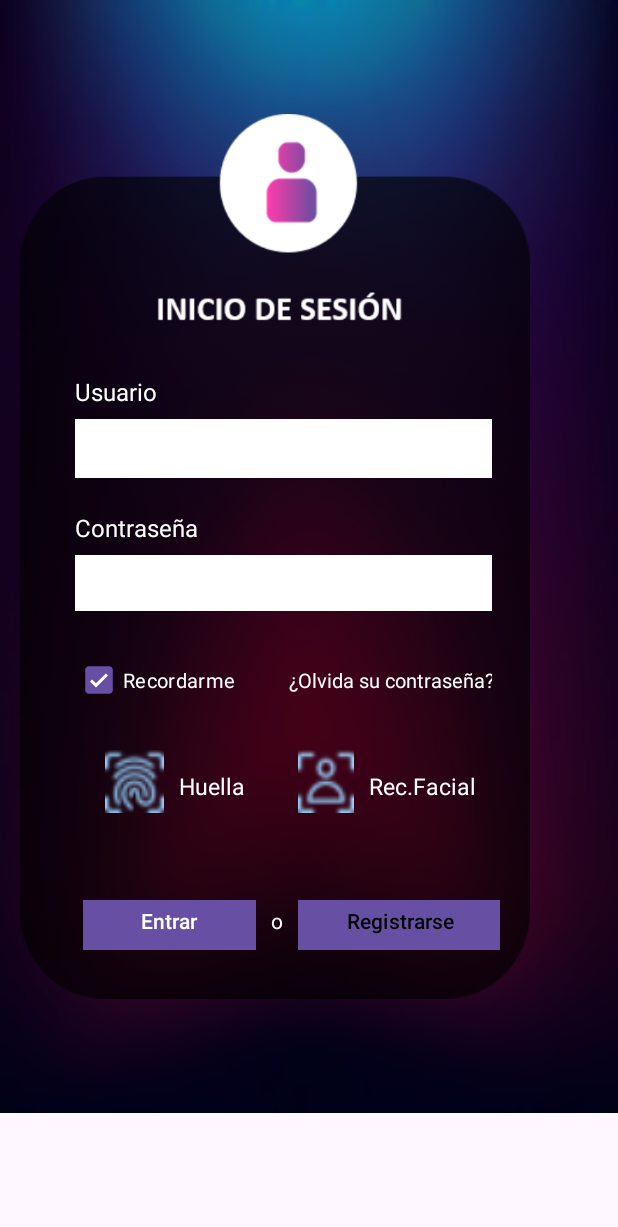
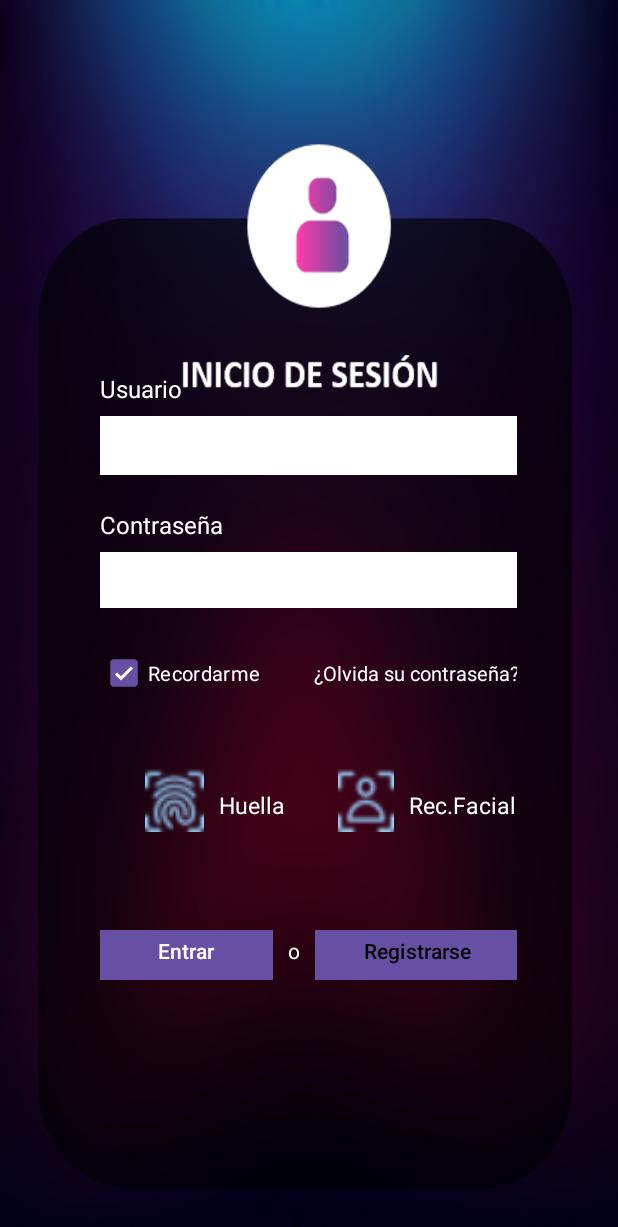
Before and after one commit to jensyvillafranca/ProyectoMusicStore_Angely_Jensy, an Android app: the activity_login screen opened directly, with no data from a screen before it, on a phone screen of 412 x 824 dp. Shown: the top 1227 px of the screen. Run offline under Robolectric (Android 15) with nearby library versions, the phone set to English and light mode, and no system bars.

Commit message:
Login Responsivo

```diff
--- a/app/src/main/res/layout/activity_login.xml
+++ b/app/src/main/res/layout/activity_login.xml
@@ -1,37 +1,22 @@
 <?xml version="1.0" encoding="utf-8"?>
-<ScrollView xmlns:android="http://schemas.android.com/apk/res/android"
+<androidx.constraintlayout.widget.ConstraintLayout xmlns:android="http://schemas.android.com/apk/res/android"
     xmlns:app="http://schemas.android.com/apk/res-auto"
     xmlns:tools="http://schemas.android.com/tools"
     android:layout_width="match_parent"
     android:layout_height="match_parent"
+    android:background="@drawable/fondofinallogin"
     tools:context=".activity_login">
 
     <LinearLayout
-        android:layout_width="wrap_content"
-        android:layout_height="wrap_content">
-
-
-        <FrameLayout
-            android:layout_width="417dp"
-            android:layout_height="742dp"
-            android:background="@drawable/fondologin">
-
-            <View
-                android:layout_width="340dp"
-                android:layout_height="590dp"
-                android:layout_gravity="center"
-                android:layout_marginStart="-25dp"
-                android:background="@drawable/subfondoiniciosesion">
-
-            </View>
-
-
-            <LinearLayout
+        android:id="@+id/linearLayout5"
         android:layout_width="278dp"
         android:layout_height="157dp"
-                android:layout_marginStart="50dp"
-                android:layout_marginTop="250dp"
-                android:orientation="vertical">
+        android:layout_marginTop="248dp"
+        android:orientation="vertical"
+        app:layout_constraintEnd_toEndOf="parent"
+        app:layout_constraintHorizontal_bias="0.496"
+        app:layout_constraintStart_toStartOf="parent"
+        app:layout_constraintTop_toTopOf="parent">
 
         <!---Nombre de Usuario-->
         <TextView
@@ -68,28 +53,35 @@
             android:layout_marginTop="7dp"
             android:background="@color/white"
             android:inputType="text|textPassword"></EditText>
-
-
     </LinearLayout>
 
     <!---Área de checkbox y enlace-->
+
+    <!---Área de datos bimetricos-->
+
+    <!---Área de botones-->
+
     <LinearLayout
+        android:id="@+id/linearLayout6"
         android:layout_width="278dp"
         android:layout_height="47dp"
-                android:layout_marginStart="50dp"
-                android:layout_marginTop="430dp"
+        android:layout_marginTop="20dp"
         android:orientation="horizontal"
-                android:paddingLeft="-10dp">
+        android:paddingLeft="-10dp"
+        app:layout_constraintEnd_toEndOf="parent"
+        app:layout_constraintHorizontal_bias="0.496"
+        app:layout_constraintStart_toStartOf="parent"
+        app:layout_constraintTop_toBottomOf="@+id/linearLayout5">
 
         <!---Checkbox-->
         <CheckBox
             android:id="@+id/checkLoginRecordar"
             android:layout_width="wrap_content"
             android:layout_height="wrap_content"
+            android:layout_marginStart="10dp"
             android:checked="true"
             android:text="@string/checkLoginRecordar"
             android:textColor="#FFFDFD"
-                    android:layout_marginStart="10dp"
             android:textColorHighlight="#FFFFFF"
             android:textColorLink="#FFFCFC"
             android:textSize="13sp"></CheckBox>
@@ -108,13 +100,16 @@
 
     </LinearLayout>
 
-            <!---Área de datos bimetricos-->
     <LinearLayout
+        android:id="@+id/linearLayout7"
         android:layout_width="278dp"
         android:layout_height="47dp"
-                android:layout_marginStart="40dp"
-                android:layout_marginTop="500dp"
-                android:orientation="horizontal">
+        android:layout_marginTop="40dp"
+        android:orientation="horizontal"
+        app:layout_constraintEnd_toEndOf="parent"
+        app:layout_constraintHorizontal_bias="0.496"
+        app:layout_constraintStart_toStartOf="parent"
+        app:layout_constraintTop_toBottomOf="@+id/linearLayout6">
 
         <!--Huella Digital-->
         <ImageButton
@@ -155,20 +150,22 @@
             android:textSize="15dp"></TextView>
     </LinearLayout>
 
-            <!---Área de botones-->
     <LinearLayout
         android:layout_width="278dp"
         android:layout_height="47dp"
-                android:layout_marginStart="55dp"
-                android:layout_marginTop="600dp"
-                android:orientation="horizontal">
+        android:layout_marginTop="60dp"
+        android:orientation="horizontal"
+        app:layout_constraintEnd_toEndOf="parent"
+        app:layout_constraintHorizontal_bias="0.496"
+        app:layout_constraintStart_toStartOf="parent"
+        app:layout_constraintTop_toBottomOf="@+id/linearLayout7">
 
         <Button
             android:id="@+id/btnLoginEntrar"
             android:layout_width="115dp"
-                    android:paddingTop="-5dp"
             android:layout_height="33dp"
             android:background="@color/button"
+            android:paddingTop="-5dp"
             android:text="@string/btnLoginEntrar"
             android:textColor="@color/white"
             tools:ignore="TextContrastCheck,VisualLintButtonSize" />
@@ -194,6 +191,4 @@
             tools:ignore="TextContrastCheck,VisualLintButtonSize" />
 
     </LinearLayout>
-        </FrameLayout>
-    </LinearLayout>
-</ScrollView>
+</androidx.constraintlayout.widget.ConstraintLayout>
```
Also changed, not shown: app/src/main/res/layout/activity_registrarse.xml (+42 -43 lines), app/src/main/res/drawable/fondofinallogin.png (added), app/src/main/res/drawable/fondofinalregistrarse.png (added), app/src/main/res/drawable/fondologin.png (deleted), app/src/main/res/drawable/subfondoiniciosesion.png (deleted), app/src/main/res/drawable/subfondoregistrate.png (deleted). Lines whose indentation alone changed are shown as unchanged.
